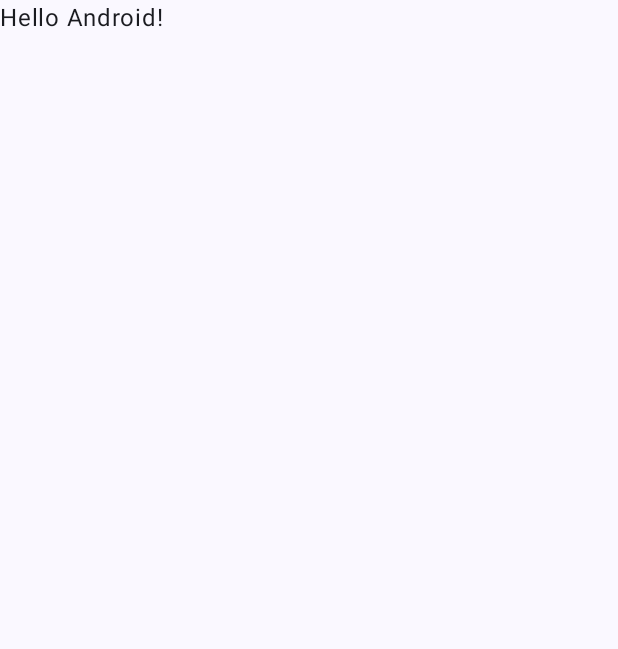
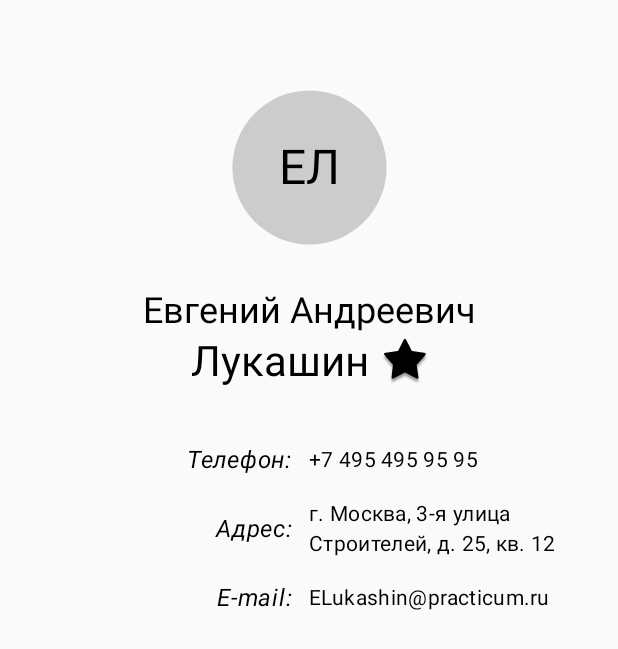
Before and after one commit to Hastur/ContactsCompose, an Android app built with Jetpack Compose: the screen it shows after launch (MainActivity), on a phone screen of 412 x 824 dp. Before the commit the part shown is almost empty. Shown: the top 649 px of the screen. Run offline under Robolectric (Android 15) with nearby library versions, the phone set to English and light mode, and no system bars.

Commit message:
Sprint 26. Contact compose screen.

```diff
--- /dev/null
+++ b/app/src/main/java/com/practicum/contactscompose/Contact.kt
@@ -0,0 +1,12 @@
+package com.practicum.contactscompose
+
+data class Contact(
+    val name: String,
+    val surname: String? = null,
+    val familyName: String,
+    val imageRes: Int? = null,
+    val isFavorite: Boolean = false,
+    val phone: String,
+    val address: String,
+    val email: String? = null
+)
--- a/app/src/main/java/com/practicum/contactscompose/MainActivity.kt
+++ b/app/src/main/java/com/practicum/contactscompose/MainActivity.kt
@@ -4,44 +4,173 @@ import android.os.Bundle
 import androidx.activity.ComponentActivity
 import androidx.activity.compose.setContent
 import androidx.activity.enableEdgeToEdge
+import androidx.compose.foundation.Image
+import androidx.compose.foundation.layout.Box
+import androidx.compose.foundation.layout.Column
+import androidx.compose.foundation.layout.Row
 import androidx.compose.foundation.layout.fillMaxSize
+import androidx.compose.foundation.layout.fillMaxWidth
 import androidx.compose.foundation.layout.padding
-import androidx.compose.material3.Scaffold
+import androidx.compose.material3.Icon
+import androidx.compose.material3.MaterialTheme
 import androidx.compose.material3.Text
 import androidx.compose.runtime.Composable
+import androidx.compose.ui.Alignment
 import androidx.compose.ui.Modifier
+import androidx.compose.ui.graphics.Color
+import androidx.compose.ui.res.painterResource
+import androidx.compose.ui.res.stringResource
+import androidx.compose.ui.text.font.FontStyle
+import androidx.compose.ui.text.style.TextAlign
 import androidx.compose.ui.tooling.preview.Preview
+import androidx.compose.ui.unit.dp
+import com.practicum.contactscompose.MainActivity.Companion.contacts
 import com.practicum.contactscompose.ui.theme.ContactsComposeTheme
 
 class MainActivity : ComponentActivity() {
+
+    companion object {
+        val contacts = listOf(
+            Contact(
+                name = "Евгений",
+                surname = "Андреевич",
+                familyName = "Лукашин",
+                isFavorite = true,
+                phone = "+7 495 495 95 95",
+                address = "г. Москва, 3-я улица Строителей, д. 25, кв. 12",
+                email = "ELukashin@practicum.ru"
+            ),
+            Contact(
+                name = "Николас",
+                familyName = "Кейдж",
+                imageRes = R.drawable.contact_photo,
+                phone = "---",
+                address = "Сан-Францисковская обл., дер. Мемасово, д. 42"
+            )
+        )
+    }
+
     override fun onCreate(savedInstanceState: Bundle?) {
         super.onCreate(savedInstanceState)
         enableEdgeToEdge()
         setContent {
             ContactsComposeTheme {
-                Scaffold(modifier = Modifier.fillMaxSize()) { innerPadding ->
-                    Greeting(
-                        name = "Android",
-                        modifier = Modifier.padding(innerPadding)
-                    )
-                }
+                ContactDetails(contacts.first())
             }
         }
     }
 }
 
 @Composable
-fun Greeting(name: String, modifier: Modifier = Modifier) {
-    Text(
-        text = "Hello $name!",
-        modifier = modifier
-    )
+fun ContactDetails(contactInfo: Contact) {
+    Column(modifier = Modifier.fillMaxSize()) {
+        Column(
+            modifier = Modifier
+                .fillMaxSize()
+                .weight(0.35f),
+            horizontalAlignment = Alignment.CenterHorizontally
+        ) {
+            Column(
+                modifier = Modifier.weight(0.6f)
+            ) {
+                Box(
+                    modifier = Modifier
+                        .fillMaxWidth()
+                        .padding(top = 50.dp),
+                    contentAlignment = Alignment.Center
+                ) {
+                    if (contactInfo.imageRes == null) {
+                        Icon(
+                            painter = painterResource(id = R.drawable.circle),
+                            tint = Color.LightGray,
+                            contentDescription = null,
+                            modifier = Modifier.fillMaxSize()
+                        )
+                        Text(
+                            style = MaterialTheme.typography.headlineLarge,
+                            text = "${contactInfo.name.take(1)}${contactInfo.familyName.take(1)}"
+                        )
+                    } else {
+                        Image(
+                            painter = painterResource(contactInfo.imageRes),
+                            contentDescription = null,
+                            modifier = Modifier.fillMaxSize()
+                        )
+                    }
+
+                }
+            }
+            Column(
+                modifier = Modifier
+                    .weight(0.4f)
+                    .padding(top = 18.dp),
+                horizontalAlignment = Alignment.CenterHorizontally
+            ) {
+                val surname = if (contactInfo.surname != null) " ${contactInfo.surname}" else ""
+                Text(
+                    style = MaterialTheme.typography.headlineSmall,
+                    text = "${contactInfo.name}$surname"
+                )
+                Row(verticalAlignment = Alignment.CenterVertically) {
+                    Text(
+                        style = MaterialTheme.typography.headlineMedium,
+                        text = contactInfo.familyName
+                    )
+                    if (contactInfo.isFavorite) {
+                        Icon(
+                            painter = painterResource(id = android.R.drawable.star_big_on),
+                            contentDescription = null,
+                            modifier = Modifier.padding(start = 8.dp)
+                        )
+                    }
+                }
+            }
+        }
+        Column(
+            modifier = Modifier
+                .fillMaxWidth()
+                .weight(0.65f),
+        ) {
+            InfoRow(stringResource(R.string.phone), contactInfo.phone)
+            InfoRow(stringResource(R.string.address), contactInfo.address)
+            contactInfo.email?.let { InfoRow(stringResource(R.string.email), it) }
+        }
+    }
 }
 
-@Preview(showBackground = true)
 @Composable
-fun GreetingPreview() {
-    ContactsComposeTheme {
-        Greeting("Android")
+fun InfoRow(key: String, value: String) {
+    Row(
+        modifier = Modifier
+            .fillMaxWidth()
+            .padding(vertical = 8.dp),
+        verticalAlignment = Alignment.CenterVertically
+    ) {
+        Text(
+            style = MaterialTheme.typography.bodyLarge,
+            text = "$key:",
+            modifier = Modifier
+                .weight(0.5f)
+                .padding(end = 12.dp),
+            textAlign = TextAlign.End,
+            fontStyle = FontStyle.Italic
+        )
+        Text(
+            style = MaterialTheme.typography.bodyMedium,
+            text = value,
+            modifier = Modifier.weight(0.5f)
+        )
     }
 }
+
+@Preview(showSystemUi = true)
+@Composable
+fun EugenePreview() {
+    ContactDetails(contacts.first())
+}
+
+@Preview(showSystemUi = true)
+@Composable
+fun NickolasPreview() {
+    ContactDetails(contacts.last())
+}
--- /dev/null
+++ b/app/src/main/res/drawable/circle.xml
@@ -0,0 +1,10 @@
+<?xml version="1.0" encoding="utf-8"?>
+<vector xmlns:android="http://schemas.android.com/apk/res/android"
+    android:width="48dp"
+    android:height="48dp"
+    android:viewportWidth="24"
+    android:viewportHeight="24">
+    <path
+        android:fillColor="#FF5722"
+        android:pathData="M12,2a10,10 0,1,1 0,20a10,10 0,1,1 0,-20" />
+</vector>
--- a/app/src/main/res/values/strings.xml
+++ b/app/src/main/res/values/strings.xml
@@ -1,3 +1,6 @@
 <resources>
-    <string name="app_name">ContactsCompose</string>
+    <string name="app_name">Contact compose</string>
+    <string name="phone">Телефон</string>
+    <string name="address">Адрес</string>
+    <string name="email">E-mail</string>
 </resources>
```
Also changed, not shown: app/src/main/res/drawable/contact_photo.png (added).
